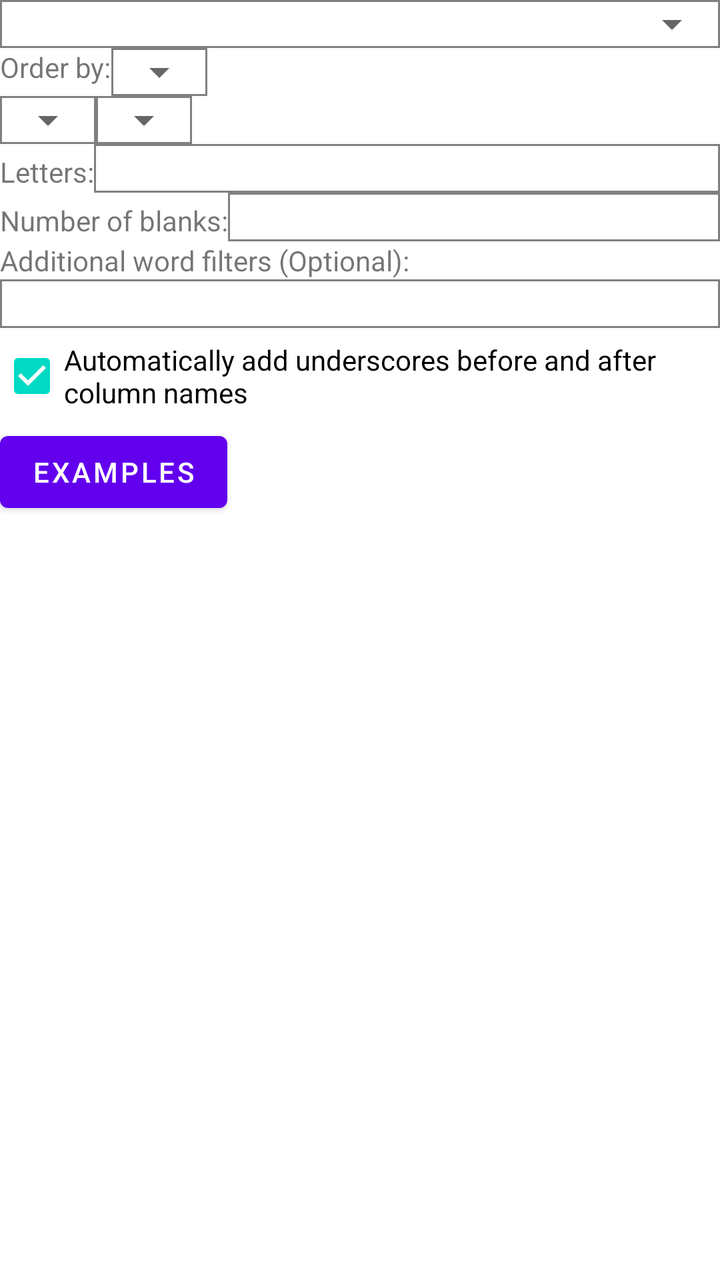
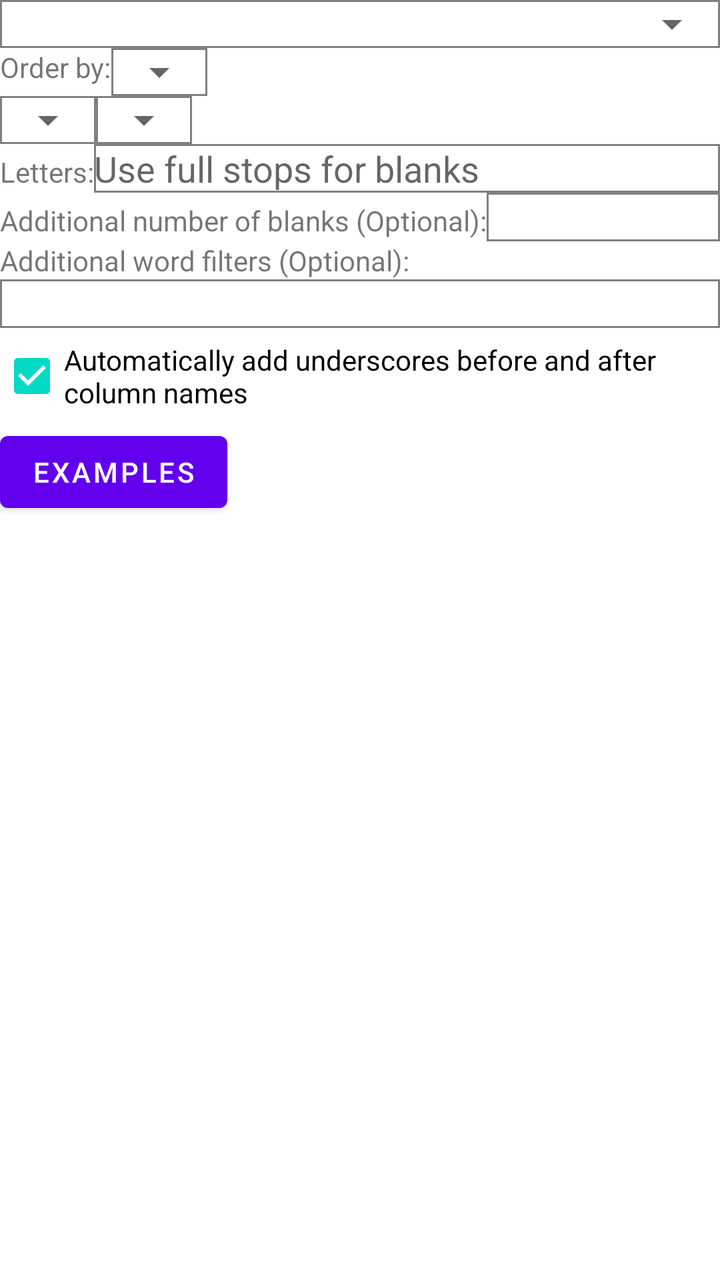

An Android layout rendered at two revisions. The XML below is the earlier revision; the diff shows what the commit changed to produce the second picture.
<!-- AndroidManifest.xml: application theme Theme.WordQuiz -->
<!-- res/layout/subanagram.xml -->
<?xml version="1.0" encoding="utf-8"?>
<ScrollView xmlns:android="http://schemas.android.com/apk/res/android"
    android:layout_width="match_parent"
    android:layout_height="wrap_content">
    <LinearLayout
        android:orientation="vertical"
        android:layout_width="match_parent"
        android:layout_height="match_parent">
        <FrameLayout
            android:layout_width="match_parent"
            android:layout_height="wrap_content"
            android:background="@drawable/rectangle">
            <Spinner
                android:id="@+id/spinner10"
                android:layout_width="match_parent"
                android:layout_height="wrap_content" />
        </FrameLayout>
        <LinearLayout
            android:orientation="horizontal"
            android:layout_width="match_parent"
            android:layout_height="wrap_content">
            <TextView
                android:layout_width="wrap_content"
                android:layout_height="wrap_content"
                android:text="Order by:"
                android:id="@+id/textview84">
            </TextView>
            <FrameLayout
                android:layout_width="wrap_content"
                android:layout_height="wrap_content"
                android:background="@drawable/rectangle">
                <Spinner
                    android:id="@+id/spinner31"
                    android:layout_width="wrap_content"
                    android:layout_height="wrap_content" />
            </FrameLayout>
        </LinearLayout>
        <LinearLayout
            android:orientation="horizontal"
            android:layout_width="match_parent"
            android:layout_height="wrap_content">
            <FrameLayout
                android:layout_width="wrap_content"
                android:layout_height="wrap_content"
                android:background="@drawable/rectangle">
                <Spinner
                    android:id="@+id/spinner32"
                    android:layout_width="wrap_content"
                    android:layout_height="wrap_content" />
            </FrameLayout>
            <FrameLayout
                android:layout_width="wrap_content"
                android:layout_height="wrap_content"
                android:background="@drawable/rectangle">
                <Spinner
                    android:id="@+id/spinner33"
                    android:layout_width="wrap_content"
                    android:layout_height="wrap_content" />
            </FrameLayout>
        </LinearLayout>
        <LinearLayout
            android:orientation="horizontal"
            android:layout_width="match_parent"
            android:layout_height="wrap_content">
            <TextView
                android:id="@+id/textview29"
                android:layout_width="wrap_content"
                android:layout_height="wrap_content"
                android:text="Letters:">
            </TextView>
            <EditText
                android:id="@+id/edittext19"
                android:layout_width="match_parent"
                android:layout_height="wrap_content"
                android:background="@drawable/rectangle">
            </EditText>
        </LinearLayout>
        <LinearLayout
            android:orientation="horizontal"
            android:layout_width="match_parent"
            android:layout_height="wrap_content">
            <TextView
                android:id="@+id/textview30"
                android:layout_width="wrap_content"
                android:layout_height="wrap_content"
                android:text="Number of blanks:">
            </TextView>
            <EditText
                android:id="@+id/edittext20"
                android:layout_width="match_parent"
                android:layout_height="wrap_content"
                android:background="@drawable/rectangle"
                android:inputType="number">
            </EditText>
        </LinearLayout>
        <TextView
            android:id="@+id/textview31"
            android:layout_width="wrap_content"
            android:layout_height="wrap_content"
            android:text="Additional word filters (Optional):">
        </TextView>
        <EditText
            android:id="@+id/edittext29"
            android:layout_width="match_parent"
            android:layout_height="wrap_content"
            android:background="@drawable/rectangle">
        </EditText>
        <CheckBox
            android:id="@+id/checkbox4"
            android:layout_width="wrap_content"
            android:layout_height="wrap_content"
            android:checked="true"
            android:text="Automatically add underscores before and after column names">
        </CheckBox>
        <Button
            android:id="@+id/button81"
            android:layout_width="wrap_content"
            android:layout_height="wrap_content"
            android:text="Examples">
        </Button>
        <TextView
            android:id="@+id/textview32"
            android:layout_width="match_parent"
            android:layout_height="wrap_content">
        </TextView>
    </LinearLayout>
</ScrollView>
<!-- resources referenced by this layout -->
<resources>
  <!-- drawable rectangle (drawable) -->
  <?xml version="1.0" encoding="utf-8"?>
  <shape xmlns:android="http://schemas.android.com/apk/res/android">
      <stroke
          android:width="1dp"
          android:color="@color/gray"/>
  </shape>
  <style name="Theme.WordQuiz" parent="Theme.MaterialComponents.DayNight.NoActionBar">
          
          <item name="colorPrimary">@color/purple_500</item>
          <item name="colorPrimaryVariant">@color/purple_700</item>
          <item name="colorOnPrimary">@color/white</item>
          
          <item name="colorSecondary">@color/teal_200</item>
          <item name="colorSecondaryVariant">@color/teal_700</item>
          <item name="colorOnSecondary">@color/black</item>
          
          <item name="android:statusBarColor" tools:targetApi="l">?attr/colorPrimaryVariant</item>
          
      </style>
  <color name="gray">#FF808080</color>
  <color name="purple_500">#FF6200EE</color>
  <color name="purple_700">#FF3700B3</color>
  <color name="white">#FFFFFFFF</color>
  <color name="teal_200">#FF03DAC5</color>
  <color name="teal_700">#FF018786</color>
  <color name="black">#FF000000</color>
</resources>

<!-- the commit's change to res/layout/subanagram.xml (unified diff, before → after) -->
@@ -72,6 +72,7 @@
                 android:id="@+id/edittext19"
                 android:layout_width="match_parent"
                 android:layout_height="wrap_content"
+                android:hint="Use full stops for blanks"
                 android:background="@drawable/rectangle">
             </EditText>
         </LinearLayout>
@@ -83,7 +84,7 @@
                 android:id="@+id/textview30"
                 android:layout_width="wrap_content"
                 android:layout_height="wrap_content"
-                android:text="Number of blanks:">
+                android:text="Additional number of blanks (Optional):">
             </TextView>
             <EditText
                 android:id="@+id/edittext20"
